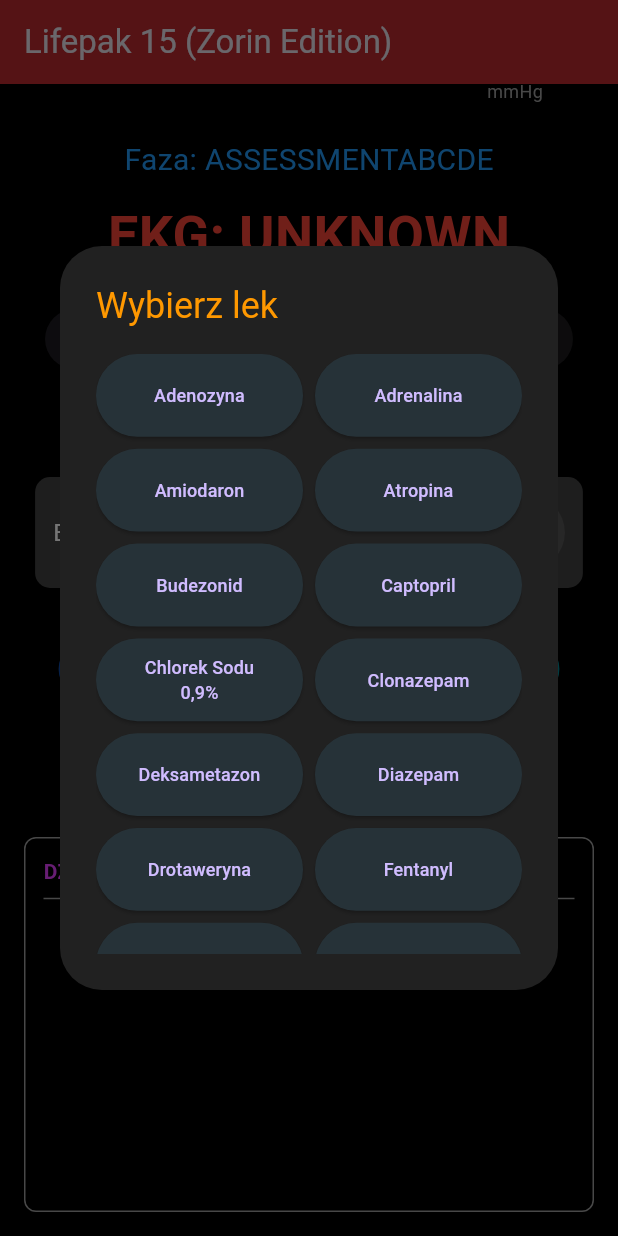
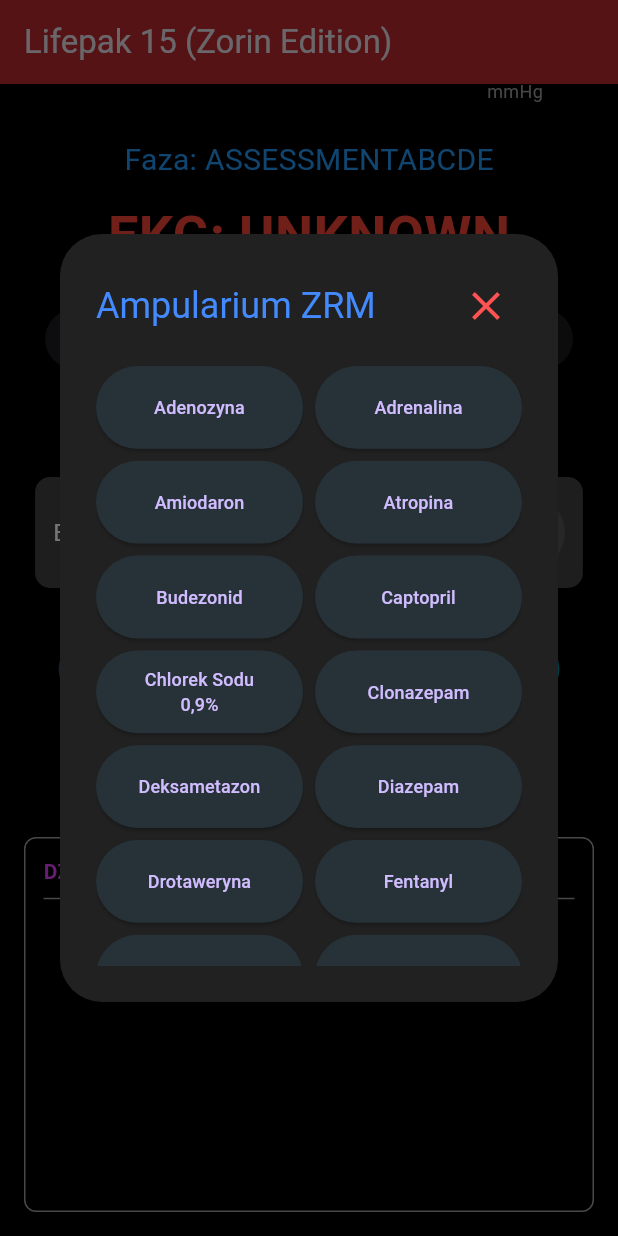
Before and after one commit to HvitSko/als_trainer, a Flutter app: the screen it shows after launch, scrolled down 89 dp, after a tap on "Ampularium", on a phone screen of 412 x 824 dp. Run offline on Flutter 3.47's test engine with Material 3 defaults, Android fonts, the phone set to English and light mode, and no system bars.

Commit message:
style: poprawa UX Ampularium - przeniesienie przycisku zamykania na górę ekranu

```diff
--- a/lib/features/scenario/widgets/inventory/ampularium.dart
+++ b/lib/features/scenario/widgets/inventory/ampularium.dart
@@ -65,11 +65,20 @@
   @override
   Widget build(BuildContext context) {
     return AlertDialog(
-      title: Text(
-        selectedDrug == null
-            ? 'Wybierz lek'
-            : 'Wybierz dawkę dla: $selectedDrug',
-        style: const TextStyle(color: Colors.orange),
+      title: Row(
+        mainAxisAlignment: MainAxisAlignment.spaceBetween,
+        children: [
+          const Text(
+            'Ampularium ZRM',
+            style: TextStyle(color: Colors.blueAccent),
+          ),
+          IconButton(
+            icon: const Icon(Icons.close, color: Colors.redAccent, size: 32),
+            padding: EdgeInsets.zero,
+            constraints: const BoxConstraints(),
+            onPressed: () => Navigator.of(context).pop(),
+          ),
+        ],
       ),
       backgroundColor: Colors.grey[900],
       content: SizedBox(
```
